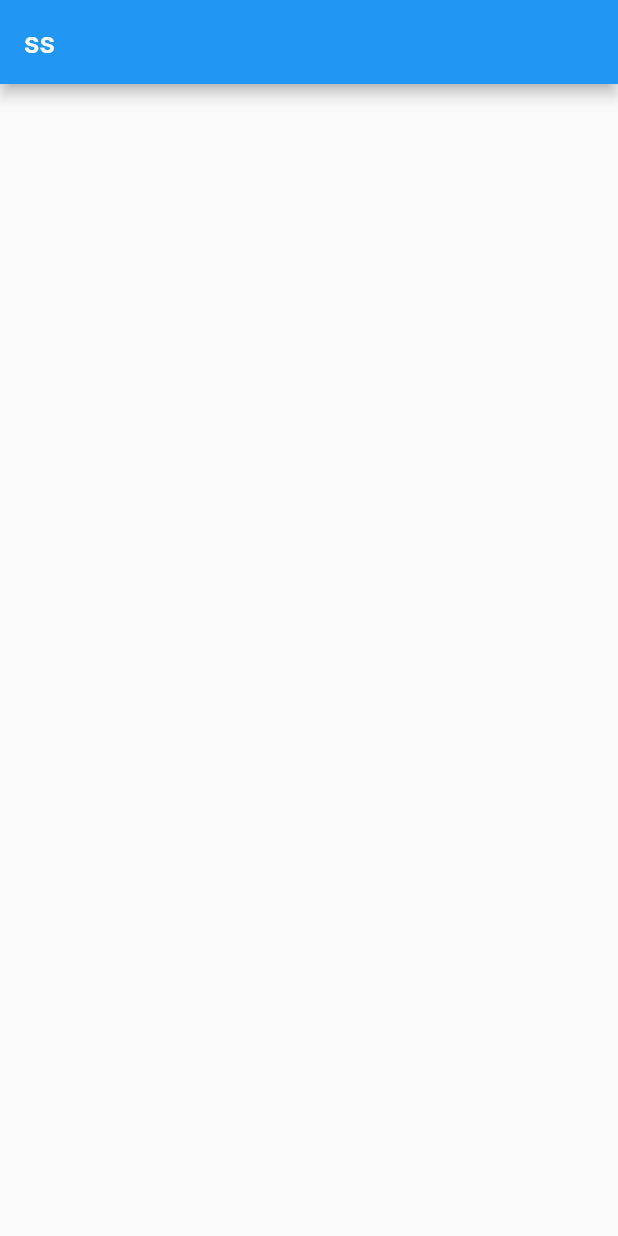
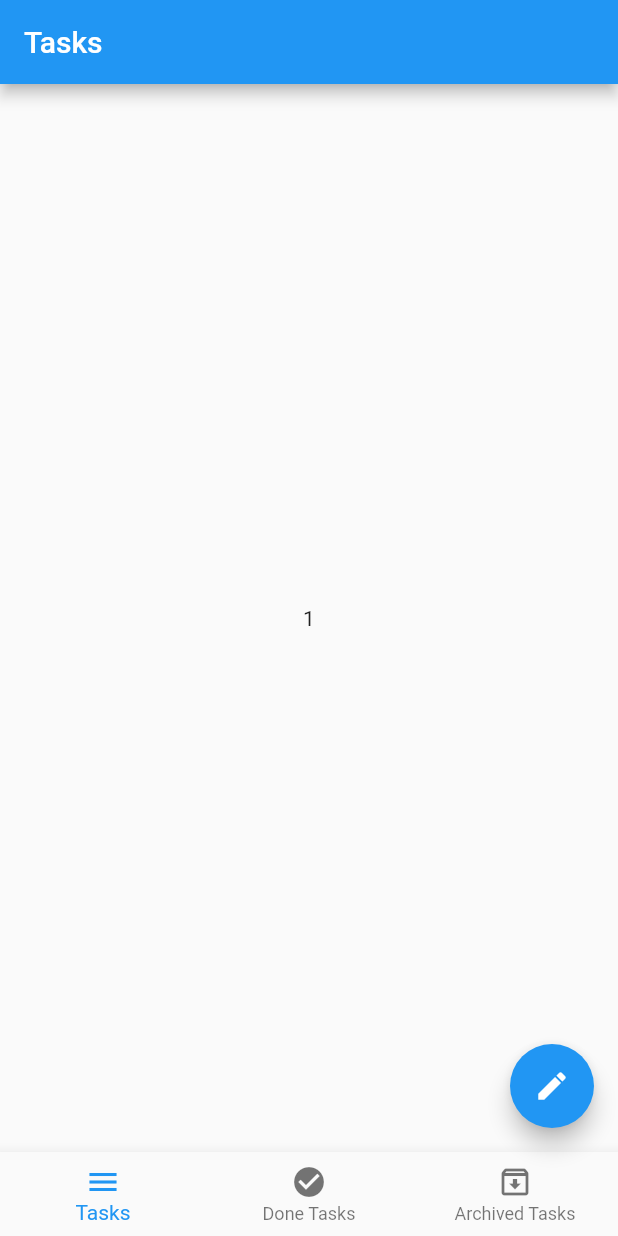
Before and after one commit to MohamedAdel6197/tasks_app, a Flutter app: the screen it shows after launch, on a phone screen of 412 x 824 dp. Run offline on Flutter 3.47's test engine with Material 2 defaults, Android fonts, the phone set to English and light mode, and no system bars.

Commit message:
make bottomNavigationBar and this Screens

```diff
--- a/lib/layouts/home_screen.dart
+++ b/lib/layouts/home_screen.dart
@@ -1,4 +1,7 @@
 import 'package:flutter/material.dart';
+import 'package:tasks_app/modules/archived_tasks.dart';
+import 'package:tasks_app/modules/done_tasks.dart';
+import 'package:tasks_app/modules/tasks_screen.dart';
 
 class HomeScreen extends StatefulWidget {
   const HomeScreen({super.key});
@@ -8,12 +11,41 @@ class HomeScreen extends StatefulWidget {
 }
 
 class _HomeScreenState extends State<HomeScreen> {
+  List<String> title = ["Tasks", "Done Tasks", "Archived Tasks"];
+  List<Widget> screens = [
+    const Tasks(),
+    const DoneTasks(),
+    const ArchivedTasks()
+  ];
+  int currentScreen = 0;
+  IconData icon = Icons.edit;
   @override
   Widget build(BuildContext context) {
     return Scaffold(
       appBar: AppBar(
-        title: const Text("ss"),
+        title: Text(title[currentScreen]),
       ),
+      floatingActionButton: FloatingActionButton(
+        onPressed: () {},
+        child: Icon(icon),
+      ),
+      bottomNavigationBar: BottomNavigationBar(
+        items: const [
+          BottomNavigationBarItem(icon: Icon(Icons.menu), label: "Tasks"),
+          BottomNavigationBarItem(
+              icon: Icon(Icons.check_circle), label: "Done Tasks"),
+          BottomNavigationBarItem(
+              icon: Icon(Icons.archive_outlined), label: "Archived Tasks"),
+        ],
+        currentIndex: currentScreen,
+        type: BottomNavigationBarType.fixed,
+        onTap: (value) {
+          setState(() {
+            currentScreen = value;
+          });
+        },
+      ),
+      body: screens[currentScreen],
     );
   }
 }
--- a/lib/modules/tasks_screen.dart
+++ b/lib/modules/tasks_screen.dart
@@ -0,0 +1,15 @@
+import 'package:flutter/material.dart';
+
+class Tasks extends StatefulWidget {
+  const Tasks({super.key});
+
+  @override
+  State<Tasks> createState() => _TasksState();
+}
+
+class _TasksState extends State<Tasks> {
+  @override
+  Widget build(BuildContext context) {
+    return const Center(child: Text("1"));
+  }
+}
--- a/pubspec.yaml
+++ b/pubspec.yaml
@@ -35,6 +35,7 @@ dependencies:
   # The following adds the Cupertino Icons font to your application.
   # Use with the CupertinoIcons class for iOS style icons.
   cupertino_icons: ^1.0.2
+  sqflite: ^2.2.8+4
 
 dev_dependencies:
   flutter_test:
```
Also changed, not shown: lib/modules/archived_tasks.dart (+15 -0 lines), lib/modules/done_tasks.dart (+15 -0 lines), pubspec.lock, 1 other file.
